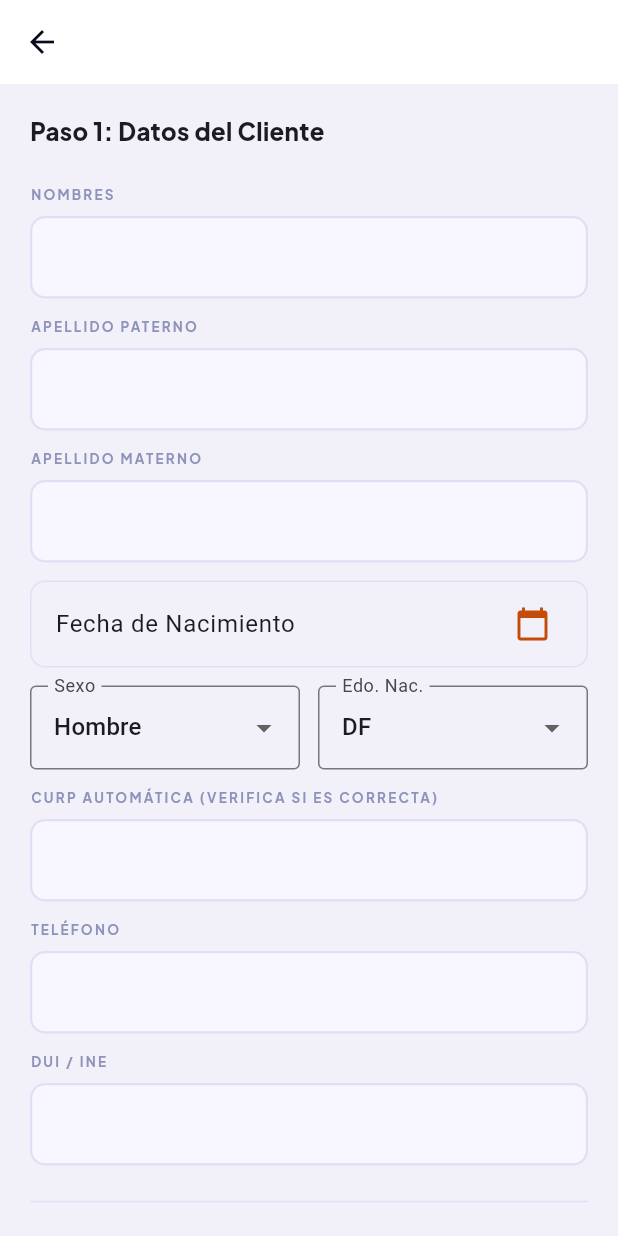
After one commit to mexapresta-ctrl/prestamos_flutter_app, a Flutter app: the AsesorClienteWizardView screen opened directly, on a phone screen of 412 x 824 dp. The commit adds this screen. Run offline on Flutter 3.47's test engine with Material 3 defaults, Android fonts, the phone set to English and light mode, and no system bars; our stand-ins replace dio, flutter_riverpod, google_fonts, image_picker, mask_text_input_formatter, open_filex and 2 more; accounts and stored records are empty; network calls fail; project files that could hold a hidden picture were left out; key blocks and very long unbroken strings in the code were emptied for the run.

Commit message:
feat(asesor): Implement native 2-step client registration wizard featuring dynamic CURP generation and masked mobile phone validations

```diff
--- /dev/null
+++ b/lib/core/utils/curp_generator.dart
@@ -0,0 +1,83 @@
+import 'package:intl/intl.dart';
+
+class CurpGenerator {
+  static const List<String> _consonantes = ['B','C','D','F','G','H','J','K','L','M','N','Ñ','P','Q','R','S','T','V','W','X','Y','Z'];
+  static const List<String> _vocales = ['A','E','I','O','U'];
+
+  static String generate({
+    required String nombres,
+    required String apellidoPaterno,
+    required String apellidoMaterno,
+    required DateTime? fechaNacimiento,
+    required String sexo, // 'H' o 'M'
+    required String claveEstado, // 'DF', 'CM', 'GT', etc.
+  }) {
+    if (nombres.isEmpty || apellidoPaterno.isEmpty || fechaNacimiento == null || sexo.isEmpty || claveEstado.isEmpty) {
+      return '';
+    }
+
+    try {
+      final n = _clean(nombres);
+      final p = _clean(apellidoPaterno);
+      final m = _clean(apellidoMaterno.isEmpty ? 'X' : apellidoMaterno);
+
+      String p1 = p.isNotEmpty ? p.substring(0, 1) : 'X';
+      String p2 = _firstVowel(p.substring(1));
+      String p3 = m.isNotEmpty ? m.substring(0, 1) : 'X';
+
+      // Filtro José/María
+      String primerNombre = n;
+      final partesNombre = n.split(' ');
+      if (partesNombre.length > 1 && (partesNombre[0] == 'JOSE' || partesNombre[0] == 'MARIA')) {
+        primerNombre = partesNombre[1];
+      }
+      String p4 = primerNombre.isNotEmpty ? primerNombre.substring(0, 1) : 'X';
+
+      String root = '$p1$p2$p3$p4';
+      root = _filterBadWords(root);
+
+      String fNac = DateFormat('yyMMdd').format(fechaNacimiento);
+      String s = sexo.toUpperCase().startsWith('M') ? 'M' : 'H';
+      String est = claveEstado.length == 2 ? claveEstado.toUpperCase() : 'NE';
+
+      String c1 = _firstConsonant(p.substring(1));
+      String c2 = _firstConsonant(m.substring(1));
+      String c3 = _firstConsonant(primerNombre.substring(1));
+
+      // 00 final generico. El RENAPO asigna la homoclave real.
+      String curp = '$root$fNac$s$est$c1$c2$c3' + '00';
+      return curp.toUpperCase();
+    } catch (e) {
+      return '';
+    }
+  }
+
+  static String _clean(String text) {
+    if (text.isEmpty) return 'X';
+    return text.trim().toUpperCase()
+        .replaceAll('Á', 'A').replaceAll('É', 'E').replaceAll('Í', 'I').replaceAll('Ó', 'O').replaceAll('Ú', 'U')
+        .replaceAll(RegExp(r'[^A-Z]'), '');
+  }
+
+  static String _firstVowel(String text) {
+    for (int i = 0; i < text.length; i++) {
+      if (_vocales.contains(text[i])) return text[i];
+    }
+    return 'X';
+  }
+
+  static String _firstConsonant(String text) {
+    for (int i = 0; i < text.length; i++) {
+      if (_consonantes.contains(text[i])) return text[i];
+    }
+    return 'X';
+  }
+
+  static String _filterBadWords(String root) {
+    const bad = ['BACA', 'BAKA', 'BUEI', 'BUEY', 'CACA', 'CACO', 'CAGA', 'CAGO', 'CAKA', 'CAKO', 'COGE', 'COGI', 'COJA', 'COJE', 'COJI', 'COJO', 'COLA', 'CULO', 'FALO', 'GETA', 'GUEI', 'GUEY', 'JETA', 'JOTO', 'KACA', 'KACO', 'KAGA', 'KAGO', 'KAKA', 'KAKO', 'KOGE', 'KOGI', 'KOJA', 'KOJE', 'KOJI', 'KOJO', 'KOLA', 'KULO', 'LILO', 'LOCA', 'LOCO', 'LOKA', 'LOKO', 'MAME', 'MAMI', 'MAMO', 'MEAR', 'MEAS', 'MEON', 'MIAR', 'MION', 'MOCO', 'MOKO', 'MULA', 'MULO', 'NACA', 'NACO', 'PEDA', 'PEDO', 'PENE', 'PIPI', 'PITO', 'POPO', 'PUTA', 'PUTO', 'QULO', 'RATA', 'ROBA', 'ROBE', 'ROBO', 'RUIN', 'SENO', 'TETA', 'VACA', 'VAGA', 'VAGO', 'VAKA', 'VUEI', 'VUEY', 'WUEI', 'WUEY'];
+    if (bad.contains(root)) {
+      return root.substring(0, 1) + 'X' + root.substring(2);
+    }
+    return root;
+  }
+}
--- a/lib/screens/asesor/asesor_dashboard.dart
+++ b/lib/screens/asesor/asesor_dashboard.dart
@@ -7,6 +7,7 @@ import '../../core/models/cliente_model.dart';
 import '../../theme/app_colors.dart';
 import '../../theme/app_typography.dart';
 import '../../widgets/custom_button.dart';
+import 'views/asesor_cliente_wizard_view.dart';
 
 class AsesorDashboard extends ConsumerStatefulWidget {
   const AsesorDashboard({super.key});
@@ -43,7 +44,10 @@ class _AsesorDashboardState extends ConsumerState<AsesorDashboard> {
         child: FloatingActionButton(
           heroTag: 'asesor_fab',
           onPressed: () {
-            setState(() => _currentIndex = 1);
+            Navigator.push(
+              context,
+              MaterialPageRoute(builder: (_) => const AsesorClienteWizardView()),
+            );
           },
           backgroundColor: AppColors.asesor,
           elevation: 4,
--- /dev/null
+++ b/lib/screens/asesor/views/asesor_cliente_wizard_view.dart
@@ -0,0 +1,378 @@
+import 'dart:io';
+import 'package:flutter/material.dart';
+import 'package:flutter_riverpod/flutter_riverpod.dart';
+import 'package:image_picker/image_picker.dart';
+import 'package:mask_text_input_formatter/mask_text_input_formatter.dart';
+import '../../../theme/app_colors.dart';
+import '../../../theme/app_typography.dart';
+import '../../../widgets/custom_button.dart';
+import '../../../widgets/custom_input.dart';
+import '../../../core/config/supabase_config.dart';
+import '../../../core/providers/asesor_provider.dart';
+import '../../../core/utils/curp_generator.dart';
+
+class AsesorClienteWizardView extends ConsumerStatefulWidget {
+  const AsesorClienteWizardView({super.key});
+
+  @override
+  ConsumerState<AsesorClienteWizardView> createState() => _AsesorClienteWizardViewState();
+}
+
+class _AsesorClienteWizardViewState extends ConsumerState<AsesorClienteWizardView> {
+  final _formKeyPaso1 = GlobalKey<FormState>();
+  final _formKeyPaso2 = GlobalKey<FormState>();
+  bool _isLoading = false;
+  int _currentStep = 0;
+
+  // -- Paso 1: Cliente --
+  final _nombresCtrl = TextEditingController();
+  final _apePatCtrl = TextEditingController();
+  final _apeMatCtrl = TextEditingController();
+  final _curpCtrl = TextEditingController();
+  final _duiCtrl = TextEditingController();
+  final _telefonoCtrl = TextEditingController();
+  final _calleCtrl = TextEditingController();
+  final _numExtCtrl = TextEditingController();
+  final _coloniaCtrl = TextEditingController();
+
+  String? _sexo = 'Hombre';
+  String? _estadoNacimiento = 'DF';
+  DateTime? _fechaNac;
+
+  File? _fotoPerfil, _fotoIneFrente, _fotoIneReverso, _fotoFachada;
+
+  // -- Paso 2: Aval --
+  final _avalNombreCtrl = TextEditingController();
+  final _avalParentescoCtrl = TextEditingController();
+  final _avalTelefonoCtrl = TextEditingController();
+  final _avalCalleCtrl = TextEditingController();
+  final _avalNumExtCtrl = TextEditingController();
+  final _avalColoniaCtrl = TextEditingController();
+
+  File? _fotoAval, _fotoComprobanteAval, _avalIneFrente, _avalIneReverso, _fotoFirma, _fotoContrato;
+
+  final ImagePicker _picker = ImagePicker();
+  final _phoneMask = MaskTextInputFormatter(mask: '###-###-####', filter: {"#": RegExp(r'[0-9]')});
+  final _avalPhoneMask = MaskTextInputFormatter(mask: '###-###-####', filter: {"#": RegExp(r'[0-9]')});
+
+  final List<String> _estados = [
+    'AS', 'BC', 'BS', 'CC', 'CL', 'CM', 'CS', 'CH', 'DF', 'DG', 'GT',
+    'GR', 'HG', 'JC', 'MC', 'MN', 'MS', 'NT', 'NL', 'OC', 'PL', 'QT',
+    'QR', 'SP', 'SL', 'SR', 'TC', 'TS', 'TL', 'VZ', 'YN', 'ZS', 'NE'
+  ];
+
+  @override
+  void dispose() {
+    _nombresCtrl.dispose(); _apePatCtrl.dispose(); _apeMatCtrl.dispose();
+    _curpCtrl.dispose(); _duiCtrl.dispose(); _telefonoCtrl.dispose();
+    _calleCtrl.dispose(); _numExtCtrl.dispose(); _coloniaCtrl.dispose();
+    _avalNombreCtrl.dispose(); _avalParentescoCtrl.dispose(); _avalTelefonoCtrl.dispose();
+    _avalCalleCtrl.dispose(); _avalNumExtCtrl.dispose(); _avalColoniaCtrl.dispose();
+    super.dispose();
+  }
+
+  void _triggerCurpMath() {
+    if (_nombresCtrl.text.isNotEmpty && _apePatCtrl.text.isNotEmpty && _fechaNac != null) {
+      String generated = CurpGenerator.generate(
+        nombres: _nombresCtrl.text,
+        apellidoPaterno: _apePatCtrl.text,
+        apellidoMaterno: _apeMatCtrl.text,
+        fechaNacimiento: _fechaNac,
+        sexo: _sexo ?? 'H',
+        claveEstado: _estadoNacimiento ?? 'DF'
+      );
+      setState(() {
+        _curpCtrl.text = generated;
+      });
+    }
+  }
+
+  Future<void> _pickImage(Function(File?) onPicked) async {
+    try {
+      final XFile? image = await _picker.pickImage(source: ImageSource.camera, imageQuality: 70);
+      if (image != null) setState(() => onPicked(File(image.path)));
+    } catch (e) {
+      if (!mounted) return;
+      ScaffoldMessenger.of(context).showSnackBar(SnackBar(content: Text('Error cámara: $e')));
+    }
+  }
+
+  Future<String?> _uploadImage(File file, String folder, String fileName) async {
+    try {
+      final path = '$folder/\${DateTime.now().millisecondsSinceEpoch}_\$fileName';
+      await SupabaseConfig.client.storage.from('clientes_archivos').upload(path, file);
+      return SupabaseConfig.client.storage.from('clientes_archivos').getPublicUrl(path);
+    } catch (e) {
+      debugPrint('Error subiendo $fileName: $e');
+      return null;
+    }
+  }
+
+  void _siguientePaso() {
+    if (!_formKeyPaso1.currentState!.validate()) {
+      ScaffoldMessenger.of(context).showSnackBar(const SnackBar(content: Text('Comprueba los campos requeridos del cliente'), backgroundColor: AppColors.error));
+      return;
+    }
+    setState(() { _currentStep = 1; });
+  }
+
+  Future<void> _finalizarGuardado() async {
+    if (!_formKeyPaso2.currentState!.validate()) {
+      ScaffoldMessenger.of(context).showSnackBar(const SnackBar(content: Text('Comprueba los campos requeridos del aval'), backgroundColor: AppColors.error));
+      return;
+    }
+
+    setState(() => _isLoading = true);
+
+    try {
+      String? urlPerfil, urlIneF, urlIneR, urlFachada, urlAval, urlCompAval, urlAvalIneF, urlAvalIneR, urlFirma, urlContrato;
+
+      if (_fotoPerfil != null) urlPerfil = await _uploadImage(_fotoPerfil!, 'perfiles', 'perfil.jpg');
+      if (_fotoIneFrente != null) urlIneF = await _uploadImage(_fotoIneFrente!, 'ine', 'ine_f.jpg');
+      if (_fotoIneReverso != null) urlIneR = await _uploadImage(_fotoIneReverso!, 'ine', 'ine_r.jpg');
+      if (_fotoFachada != null) urlFachada = await _uploadImage(_fotoFachada!, 'fachadas', 'fachada.jpg');
+
+      if (_fotoAval != null) urlAval = await _uploadImage(_fotoAval!, 'aval', 'aval.jpg');
+      if (_fotoComprobanteAval != null) urlCompAval = await _uploadImage(_fotoComprobanteAval!, 'aval', 'comp.jpg');
+      if (_avalIneFrente != null) urlAvalIneF = await _uploadImage(_avalIneFrente!, 'ine', 'aval_ine_f.jpg');
+      if (_avalIneReverso != null) urlAvalIneR = await _uploadImage(_avalIneReverso!, 'ine', 'aval_ine_r.jpg');
+      if (_fotoFirma != null) urlFirma = await _uploadImage(_fotoFirma!, 'firmas', 'firma.jpg');
+      if (_fotoContrato != null) urlContrato = await _uploadImage(_fotoContrato!, 'contratos', 'contrato.jpg');
+
+      final fullName = '\${_nombresCtrl.text.trim()} \${_apePatCtrl.text.trim()} \${_apeMatCtrl.text.trim()}'.trim();
+      final fullAddress = '\${_calleCtrl.text.trim()} \${_numExtCtrl.text.trim()}, \${_coloniaCtrl.text.trim()}'.trim();
+
+      await SupabaseConfig.client.from('clientes').insert({
+        'nombre': fullName,
+        'nombres': _nombresCtrl.text.trim(),
+        'apellido_paterno': _apePatCtrl.text.trim(),
+        'apellido_materno': _apeMatCtrl.text.trim(),
+        'sexo': _sexo,
+        'estado_nacimiento': _estadoNacimiento,
+        'dui': _duiCtrl.text.trim(),
+        'telefono': _telefonoCtrl.text.trim().replaceAll('-', ''),
+        'direccion': fullAddress,
+        'calle': _calleCtrl.text.trim(),
+        'numero_exterior': _numExtCtrl.text.trim(),
+        'colonia': _coloniaCtrl.text.trim(),
+        'curp': _curpCtrl.text.trim(),
+        'activo': true,
+        'aval_nombre': _avalNombreCtrl.text.trim(),
+        'aval_parentesco': _avalParentescoCtrl.text.trim(),
+        'aval_telefono': _avalTelefonoCtrl.text.trim().replaceAll('-', ''),
+        'aval_calle': _avalCalleCtrl.text.trim(),
+        'aval_numero_exterior': _avalNumExtCtrl.text.trim(),
+        'aval_colonia': _avalColoniaCtrl.text.trim(),
+        'foto_perfil_url': urlPerfil,
+        'foto_ine_frente_url': urlIneF,
+        'foto_ine_reverso_url': urlIneR,
+        'foto_fachada_url': urlFachada,
+        'foto_aval_url': urlAval,
+        'foto_comprobante_aval_url': urlCompAval,
+        'aval_ine_frente_url': urlAvalIneF,
+        'aval_ine_reverso_url': urlAvalIneR,
+        'foto_firma_url': urlFirma,
+        'foto_contrato_url': urlContrato,
+      });
+
+      if (!mounted) return;
+      ref.read(asesorProvider.notifier).refresh();
+
+      Navigator.pop(context, true);
+      ScaffoldMessenger.of(context).showSnackBar(const SnackBar(content: Text('Cliente y Aval Guardados con Éxito'), backgroundColor: AppColors.ok));
+    } catch (e) {
+      if (!mounted) return;
+      ScaffoldMessenger.of(context).showSnackBar(SnackBar(content: Text('Error al guardar cliente: $e'), backgroundColor: AppColors.error));
+    } finally {
+      if (mounted) setState(() => _isLoading = false);
+    }
+  }
+
+  Widget _buildPhotoTile(String title, File? file, Function(File?) handler) {
+    return Container(
+      margin: const EdgeInsets.only(bottom: 12),
+      padding: const EdgeInsets.all(12),
+      decoration: BoxDecoration(
+        color: AppColors.surface2,
+        borderRadius: BorderRadius.circular(12),
+        border: Border.all(color: file != null ? AppColors.ok : AppColors.border),
+      ),
+      child: Row(
+        children: [
+          Container(
+            width: 44, height: 44,
+            decoration: BoxDecoration(
+              color: file != null ? AppColors.okSurface : AppColors.background,
+              borderRadius: BorderRadius.circular(8),
+              image: file != null ? DecorationImage(image: FileImage(file), fit: BoxFit.cover) : null,
+            ),
+            child: file == null ? const Icon(Icons.camera_alt, color: AppColors.ink4) : null,
+          ),
+          const SizedBox(width: 12),
+          Expanded(child: Column(
+            crossAxisAlignment: CrossAxisAlignment.start,
+            children: [
+              Text(title, style: const TextStyle(fontSize: 12, fontWeight: FontWeight.w600, color: AppColors.ink)),
+              Text(file != null ? 'Capturada' : 'Tocar para tomar foto', style: TextStyle(fontSize: 10, color: file != null ? AppColors.ok : AppColors.ink4)),
+            ],
+          )),
+          IconButton(
+            icon: Icon(file != null ? Icons.check_circle : Icons.add_circle, color: file != null ? AppColors.ok : AppColors.asesor),
+            onPressed: () => _pickImage(handler),
+          )
+        ],
+      ),
+    );
+  }
+
+  Widget _buildPaso1Cliente() {
+    return Form(
+      key: _formKeyPaso1,
+      child: ListView(
+        padding: const EdgeInsets.all(20),
+        children: [
+          Text('Paso 1: Datos del Cliente', style: AppTypography.headingPrincipal),
+          const SizedBox(height: 24),
+          CustomInput(controller: _nombresCtrl, label: 'Nombres', onChanged: (v) => _triggerCurpMath()),
+          const SizedBox(height: 12),
+          CustomInput(controller: _apePatCtrl, label: 'Apellido Paterno', onChanged: (v) => _triggerCurpMath()),
+          const SizedBox(height: 12),
+          CustomInput(controller: _apeMatCtrl, label: 'Apellido Materno', onChanged: (v) => _triggerCurpMath()),
+          const SizedBox(height: 12),
+          ListTile(
+            title: Text(_fechaNac == null ? 'Fecha de Nacimiento' : 'Nacimiento: \${_fechaNac!.day}/\${_fechaNac!.month}/\${_fechaNac!.year}'),
+            trailing: const Icon(Icons.calendar_today, color: AppColors.asesor),
+            shape: RoundedRectangleBorder(borderRadius: BorderRadius.circular(10), side: const BorderSide(color: AppColors.border)),
+            onTap: () async {
+              final d = await showDatePicker(context: context, initialDate: DateTime(1990), firstDate: DateTime(1930), lastDate: DateTime.now());
+              if (d != null) { setState(() { _fechaNac = d; _triggerCurpMath(); }); }
+            },
+          ),
+          const SizedBox(height: 12),
+          Row(
+            children: [
+              Expanded(
+                child: DropdownButtonFormField<String>(
+                  value: _sexo,
+                  decoration: const InputDecoration(labelText: 'Sexo', border: OutlineInputBorder()),
+                  items: const [DropdownMenuItem(value: 'Hombre', child: Text('Hombre')), DropdownMenuItem(value: 'Mujer', child: Text('Mujer'))],
+                  onChanged: (val) { setState(() { _sexo = val; _triggerCurpMath(); }); },
+                ),
+              ),
+              const SizedBox(width: 12),
+              Expanded(
+                child: DropdownButtonFormField<String>(
+                  value: _estadoNacimiento,
+                  decoration: const InputDecoration(labelText: 'Edo. Nac.', border: OutlineInputBorder()),
+                  items: _estados.map((e) => DropdownMenuItem(value: e, child: Text(e))).toList(),
+                  onChanged: (val) { setState(() { _estadoNacimiento = val; _triggerCurpMath(); }); },
+                ),
+              ),
+            ],
+          ),
+          const SizedBox(height: 12),
+          CustomInput(controller: _curpCtrl, label: 'CURP Automática (Verifica si es correcta)'),
+          const SizedBox(height: 12),
+          CustomInput(controller: _telefonoCtrl, label: 'Teléfono', keyboardType: TextInputType.phone, inputFormatters: [_phoneMask]),
+          const SizedBox(height: 12),
+          CustomInput(controller: _duiCtrl, label: 'DUI / INE'),
+
+          const Divider(height: 48, thickness: 1, color: AppColors.border),
+          Text('DIRECCIÓN DEL CLIENTE', style: AppTypography.label.copyWith(color: AppColors.asesor)),
+          const SizedBox(height: 12),
+          CustomInput(controller: _calleCtrl, label: 'Calle'),
+          const SizedBox(height: 12),
+          CustomInput(controller: _numExtCtrl, label: 'Número Exterior / Interior'),
+          const SizedBox(height: 12),
+          CustomInput(controller: _coloniaCtrl, label: 'Colonia'),
+
+          const Divider(height: 48, thickness: 1, color: AppColors.border),
+          Text('EVIDENCIAS FOTOGRÁFICAS (CLIENTE)', style: AppTypography.label.copyWith(color: AppColors.asesor)),
+          const SizedBox(height: 12),
+          _buildPhotoTile('Foto de Perfil', _fotoPerfil, (f) => _fotoPerfil = f),
+          _buildPhotoTile('INE Frente', _fotoIneFrente, (f) => _fotoIneFrente = f),
+          _buildPhotoTile('INE Reverso', _fotoIneReverso, (f) => _fotoIneReverso = f),
+          _buildPhotoTile('Foto de Fachada (Casa)', _fotoFachada, (f) => _fotoFachada = f),
+
+          const SizedBox(height: 32),
+          CustomButton(type: ButtonType.asesor, text: 'Siguiente: Datos del Aval', icon: Icons.arrow_forward_rounded, onPressed: _siguientePaso),
+          const SizedBox(height: 32),
+        ],
+      ),
+    );
+  }
+
+  Widget _buildPaso2Aval() {
+    return Form(
+      key: _formKeyPaso2,
+      child: ListView(
+        padding: const EdgeInsets.all(20),
+        children: [
+          Row(
+            children: [
+              IconButton(icon: const Icon(Icons.arrow_back), onPressed: () => setState(() => _currentStep = 0)),
+              Expanded(child: Text('Paso 2: Aval y Archivos', style: AppTypography.headingPrincipal)),
+            ],
+          ),
+          const SizedBox(height: 24),
+          CustomInput(controller: _avalNombreCtrl, label: 'Nombre Completo del Aval'),
+          const SizedBox(height: 12),
+          CustomInput(controller: _avalParentescoCtrl, label: 'Parentesco con el Cliente'),
+          const SizedBox(height: 12),
+          CustomInput(controller: _avalTelefonoCtrl, label: 'Teléfono del Aval', keyboardType: TextInputType.phone, inputFormatters: [_avalPhoneMask]),
+
+          const Divider(height: 48, thickness: 1, color: AppColors.border),
+          Text('DIRECCIÓN DEL AVAL', style: AppTypography.label.copyWith(color: AppColors.asesor)),
+          const SizedBox(height: 12),
+          CustomInput(controller: _avalCalleCtrl, label: 'Calle del Aval'),
+          const SizedBox(height: 12),
+          CustomInput(controller: _avalNumExtCtrl, label: 'Número Exterior del Aval'),
+          const SizedBox(height: 12),
+          CustomInput(controller: _avalColoniaCtrl, label: 'Colonia del Aval'),
+
+          const Divider(height: 48, thickness: 1, color: AppColors.border),
+          Text('EVIDENCIAS FOTOGRÁFICAS (AVAL Y CONTRATOS)', style: AppTypography.label.copyWith(color: AppColors.asesor)),
+          const SizedBox(height: 12),
+          _buildPhotoTile('Foto Rostro del Aval', _fotoAval, (f) => _fotoAval = f),
+          _buildPhotoTile('INE Aval Frente', _avalIneFrente, (f) => _avalIneFrente = f),
+          _buildPhotoTile('INE Aval Reverso', _avalIneReverso, (f) => _avalIneReverso = f),
+          _buildPhotoTile('Comprobante Domicilio Aval', _fotoComprobanteAval, (f) => _fotoComprobanteAval = f),
+          _buildPhotoTile('Firma del Titular (Fotografía)', _fotoFirma, (f) => _fotoFirma = f),
+          _buildPhotoTile('Contrato Físico Firmado', _fotoContrato, (f) => _fotoContrato = f),
+
+          const SizedBox(height: 32),
+          CustomButton(
+            type: ButtonType.asesor,
+            text: _isLoading ? 'Subiendo 10 archivos...' : 'Finalizar y Guardar Cliente',
+            icon: Icons.cloud_upload_rounded,
+            onPressed: _isLoading ? () {} : _finalizarGuardado,
+          ),
+          const SizedBox(height: 32),
+        ],
+      ),
+    );
+  }
+
+  @override
+  Widget build(BuildContext context) {
+    return Scaffold(
+      backgroundColor: AppColors.background,
+      appBar: AppBar(
+        title: const Text('Registrar Cliente'),
+        backgroundColor: Colors.white,
+        elevation: 0,
+        iconTheme: const IconThemeData(color: AppColors.ink),
+        titleTextStyle: AppTypography.headingPrincipal.copyWith(fontSize: 18),
+      ),
+      body: _isLoading
+        ? const Center(child: Column(mainAxisAlignment: MainAxisAlignment.center, children: [CircularProgressIndicator(), SizedBox(height: 20), Text('Guardando información masiva...', style: TextStyle(color: AppColors.ink3))]))
+        : IndexedStack(
+            index: _currentStep,
+            children: [
+              _buildPaso1Cliente(),
+              _buildPaso2Aval(),
+            ],
+          ),
+    );
+  }
+}
--- a/lib/widgets/custom_input.dart
+++ b/lib/widgets/custom_input.dart
@@ -1,4 +1,5 @@
 import 'package:flutter/material.dart';
+import 'package:flutter/services.dart';
 import '../theme/app_colors.dart';
 import '../theme/app_typography.dart';
 
@@ -15,6 +16,7 @@ class CustomInput extends StatefulWidget {
   final TextEditingController? controller;
   final Widget? prefix;
   final String? hintText;
+  final List<TextInputFormatter>? inputFormatters;
 
   const CustomInput({
     super.key,
@@ -28,6 +30,7 @@ class CustomInput extends StatefulWidget {
     this.controller,
     this.prefix,
     this.hintText,
+    this.inputFormatters,
   });
 
   @override
@@ -135,6 +138,7 @@ class CustomInputState extends State<CustomInput> {
                     onChanged: widget.onChanged,
                     keyboardType: widget.keyboardType,
                     obscureText: widget.obscureText,
+                    inputFormatters: widget.inputFormatters,
                     style: TextStyle(
                       fontFamily: 'Plus Jakarta Sans',
                       fontSize: 12,
--- a/pubspec.yaml
+++ b/pubspec.yaml
@@ -46,6 +46,8 @@ dependencies:
   permission_handler: ^12.0.1
   flutter_file_downloader: ^2.1.1
   image_picker: ^1.2.1
+  mask_text_input_formatter: ^2.9.0
+  curp: ^1.0.0
 
 dev_dependencies:
   flutter_test:
```
Also changed, not shown: pubspec.lock.
